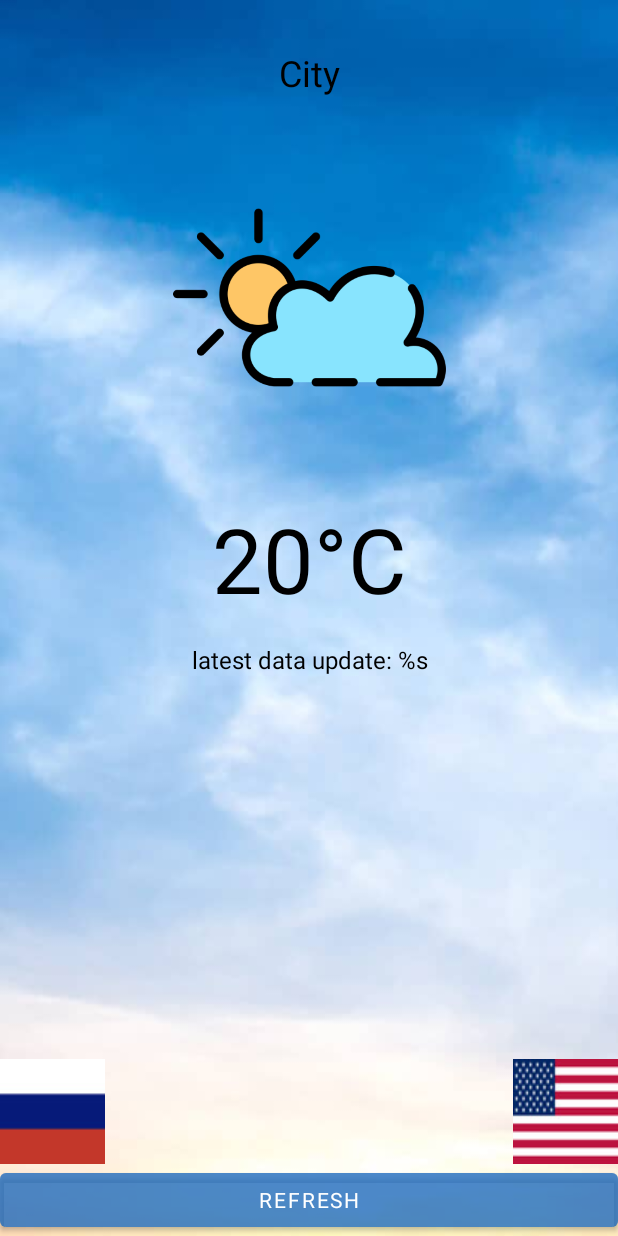
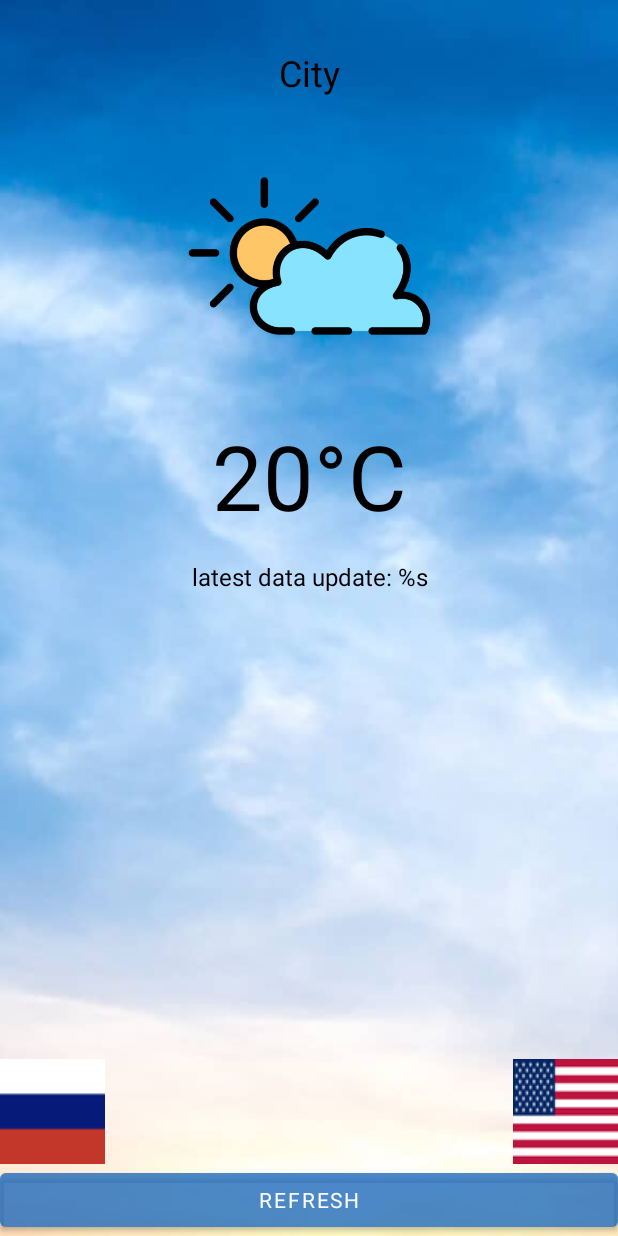
Before and after one commit to DariaOzmitel/Weather, an Android app: the layout activity_main.xml on its own in the app's theme, with its tools: preview values and no code run, on a phone screen of 412 x 824 dp. Run offline under Robolectric (Android 15) with nearby library versions, the phone set to English and light mode, and no system bars; Roboto replaces fonts that are not available here.

```diff
--- a/app/build.gradle
+++ b/app/build.gradle
@@ -44,8 +44,9 @@ dependencies {
     implementation 'androidx.constraintlayout:constraintlayout:2.1.4'
     implementation 'com.google.android.gms:play-services-location:21.0.1'
     implementation 'com.android.volley:volley:1.2.1'
+    implementation 'com.github.YarikSOffice:lingver:1.3.0'
     implementation 'com.squareup.picasso:picasso:2.71828'
     testImplementation 'junit:junit:4.13.2'
     androidTestImplementation 'androidx.test.ext:junit:1.1.5'
-    androidTestImplementation 'androidx.test.espresso:espresso-core:3.5.1'
+    androidTestImplementation "androidx.test.espresso:espresso-core:3.5.1"
 }
--- a/app/src/main/AndroidManifest.xml
+++ b/app/src/main/AndroidManifest.xml
@@ -13,6 +13,7 @@
         android:icon="@mipmap/ic_launcher"
         android:label="@string/app_name"
         android:supportsRtl="true"
+        android:name=".presentation.LanguageApplication"
         android:theme="@style/Theme.Weather"
         android:usesCleartextTraffic="true"
         tools:targetApi="31">
--- a/app/src/main/res/layout/activity_main.xml
+++ b/app/src/main/res/layout/activity_main.xml
@@ -42,26 +42,26 @@
             android:id="@+id/tvTemp"
             android:layout_width="wrap_content"
             android:layout_height="wrap_content"
-            android:layout_marginTop="32dp"
+            android:layout_marginTop="16dp"
             android:fontFamily="@font/acme"
             android:textColor="@color/black"
             android:textSize="60sp"
-            app:tempText="@{viewModel.weather.temp}"
             app:layout_constraintEnd_toEndOf="parent"
             app:layout_constraintStart_toStartOf="parent"
             app:layout_constraintTop_toBottomOf="@+id/imageView"
+            app:tempText="@{viewModel.weather.temp}"
             tools:text="20°C" />
 
         <ImageView
             android:id="@+id/imageView"
-            android:layout_width="226dp"
-            android:layout_height="203dp"
-            android:layout_marginTop="32dp"
+            android:layout_width="190dp"
+            android:layout_height="180dp"
+            android:layout_marginTop="16dp"
             app:layout_constraintEnd_toEndOf="@+id/tvCity"
             app:layout_constraintStart_toStartOf="@+id/tvCity"
             app:layout_constraintTop_toBottomOf="@+id/tvCity"
-            app:srcCompat="@drawable/sunny"
-            app:loadImage="@{viewModel.weather.iconUrl}"/>
+            app:loadImage="@{viewModel.weather.iconUrl}"
+            app:srcCompat="@drawable/sunny" />
 
         <Button
             android:id="@+id/btRefresh"
--- a/app/src/main/res/values/strings.xml
+++ b/app/src/main/res/values/strings.xml
@@ -3,6 +3,7 @@
     <string name="lastDataUpdate">latest data update: %s</string>
     <string name="refresh">Refresh</string>
     <string name="tvTemp">%s°C</string>
-    <string name="locationWarning">"The app can't determine your location</string>
-
+    <string name="locationWarning">The app can\'t determine your location!</string>
+    <string name="locationError">Location disabled!</string>
+    <string name="locationNotFound">Location not found!</string>
 </resources>
--- a/settings.gradle
+++ b/settings.gradle
@@ -10,6 +10,7 @@ dependencyResolutionManagement {
     repositories {
         google()
         mavenCentral()
+        maven { url 'https://jitpack.io'}
     }
 }
 rootProject.name = "Weather"
```
Also changed, not shown: app/src/main/java/com/example/weather/presentation/BindingAdapters.kt (+2 -8 lines), app/src/main/java/com/example/weather/presentation/LanguageApplication.kt (added, +11 -0 lines), app/src/main/java/com/example/weather/presentation/MainActivity.kt (+30 -4 lines), 1 other file.
